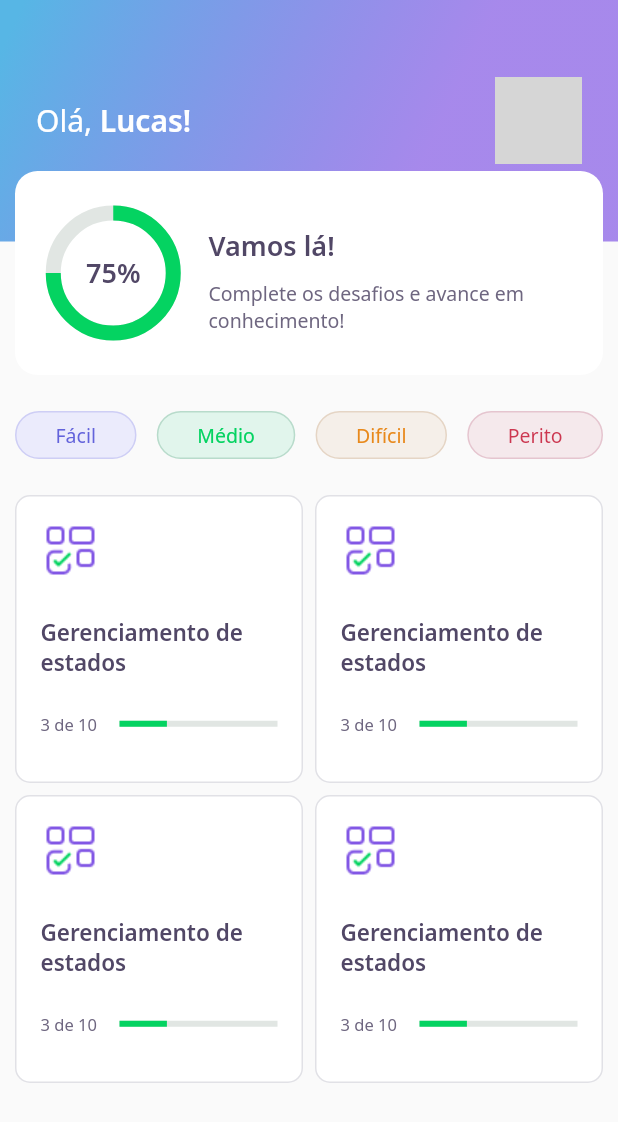
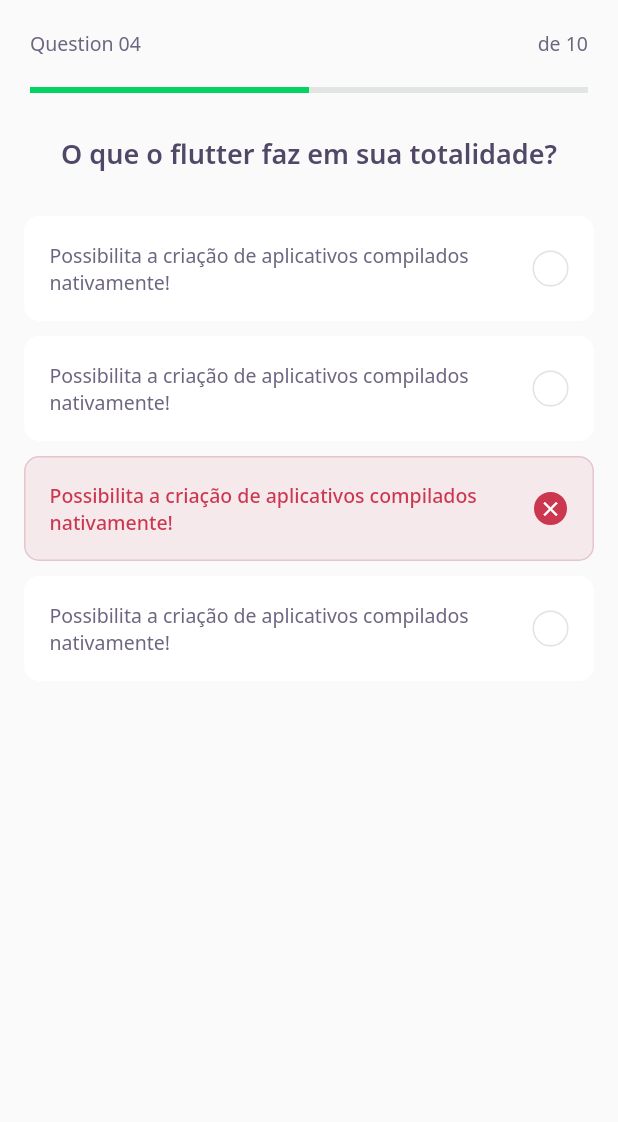
Before and after one commit to lguisantos/NLW-Flutter, a Flutter app: the screen it shows after launch, on a phone screen of 412 x 824 dp. Shown: the top 1122 px of the screen. Run offline on Flutter 3.47's test engine with Material 2 defaults, Android fonts, the phone set to English and light mode, and no system bars; our stand-ins replace google_fonts; grey boxes are pictures that could not be loaded.

Commit message:
adicionando tela de questões

```diff
--- /dev/null
+++ b/lib/challenge/challenge_page.dart
@@ -0,0 +1,21 @@
+import 'package:flutter/material.dart';
+import 'package:nlw/challenge/widgets/question_indicator.dart';
+import 'package:nlw/challenge/widgets/quiz.dart';
+
+class ChallengePageWidget extends StatefulWidget {
+  @override
+  _ChallengePageWidgetState createState() => _ChallengePageWidgetState();
+}
+
+class _ChallengePageWidgetState extends State<ChallengePageWidget> {
+  @override
+  Widget build(BuildContext context) {
+    return Scaffold(
+      appBar: PreferredSize(
+        preferredSize: Size.fromHeight(90),
+        child: SafeArea(top: true, child: QuestionIndicatorWidget()),
+      ),
+      body: QuizWidget(title: "O que o flutter faz em sua totalidade?"),
+    );
+  }
+}
--- /dev/null
+++ b/lib/challenge/widgets/answer.dart
@@ -0,0 +1,73 @@
+import 'package:flutter/material.dart';
+import 'package:nlw/core/app_colors.dart';
+import 'package:nlw/core/app_text_styles.dart';
+
+class AnswerWidget extends StatelessWidget {
+  final String title;
+  final bool isRight;
+  final bool isSelected;
+  AnswerWidget({@required this.title, this.isRight, this.isSelected});
+
+  Color get _selectedColorRight =>
+      isRight ? AppColors.darkGreen : AppColors.darkRed;
+
+  Color get _selectedBorderRight =>
+      isRight ? AppColors.lightGreen : AppColors.lightRed;
+
+  Color get _selectedColorCardRight =>
+      isRight ? AppColors.lightGreen : AppColors.lightRed;
+
+  Color get _selectedBorderCardRight =>
+      isRight ? AppColors.green : AppColors.red;
+
+  TextStyle get _selectedTextStyleRight =>
+      isRight ? AppTextStyles.bodyDarkGreen : AppTextStyles.bodyDarkRed;
+
+  IconData get _selectedIconRight => isRight ? Icons.check : Icons.close;
+
+  @override
+  Widget build(BuildContext context) {
+    return Padding(
+      padding: EdgeInsets.symmetric(horizontal: 16, vertical: 5),
+      child: Container(
+        padding: EdgeInsets.all(16),
+        decoration: BoxDecoration(
+          color: isSelected ? _selectedColorCardRight : AppColors.white,
+          borderRadius: BorderRadius.circular(10),
+          border: Border.fromBorderSide(BorderSide(
+            color: isSelected ? _selectedBorderCardRight : AppColors.white,
+          )),
+        ),
+        child: Row(
+          mainAxisAlignment: MainAxisAlignment.spaceBetween,
+          children: [
+            Expanded(
+              child: Text(
+                title,
+                style: isSelected ? _selectedTextStyleRight : AppTextStyles.body,
+              ),
+            ),
+            Container(
+              width: 24,
+              height: 24,
+              decoration: BoxDecoration(
+                color: isSelected ? _selectedColorRight : AppColors.white,
+                borderRadius: BorderRadius.circular(100),
+                border: Border.fromBorderSide(
+                  BorderSide(
+                      color:
+                          isSelected ? _selectedBorderRight : AppColors.border),
+                ),
+              ),
+              child: isSelected ? Icon(
+                _selectedIconRight,
+              size: 16,
+              color: AppColors.white,
+            ) : null,
+            )
+          ],
+        ),
+      ),
+    );
+  }
+}
--- /dev/null
+++ b/lib/challenge/widgets/question_indicator.dart
@@ -0,0 +1,26 @@
+import 'package:flutter/material.dart';
+import 'package:nlw/core/app_text_styles.dart';
+import 'package:nlw/shared/progress_indicator/progress_indicator.dart';
+
+class QuestionIndicatorWidget extends StatelessWidget {
+  @override
+  Widget build(BuildContext context) {
+    return Container(
+      padding: EdgeInsets.symmetric(horizontal: 20),
+      child: Column(
+        children: [
+          SizedBox(height: 20),
+          Row(
+            mainAxisAlignment: MainAxisAlignment.spaceBetween,
+            children: [
+              Text("Question 04", style: AppTextStyles.body),
+              Text("de 10", style: AppTextStyles.body),
+            ],
+          ),
+          SizedBox(height: 20),
+          ProgressIndicatorWidget(value: 0.5)
+        ],
+      ),
+    );
+  }
+}
--- /dev/null
+++ b/lib/challenge/widgets/quiz.dart
@@ -0,0 +1,44 @@
+import 'package:flutter/material.dart';
+import 'package:nlw/challenge/widgets/answer.dart';
+import 'package:nlw/core/app_text_styles.dart';
+
+class QuizWidget extends StatelessWidget {
+  final String title;
+  QuizWidget({@required this.title});
+
+  @override
+  Widget build(BuildContext context) {
+    return Container(
+      child: Column(
+        children: [
+          Text(title, style: AppTextStyles.heading),
+          SizedBox(height: 24),
+          AnswerWidget(
+            isRight: false,
+            isSelected: false,
+            title:
+                "Possibilita a criação de aplicativos compilados nativamente!",
+          ),
+          AnswerWidget(
+            isRight: false,
+            isSelected: false,
+            title:
+                "Possibilita a criação de aplicativos compilados nativamente!",
+          ),
+          AnswerWidget(
+            isRight: false,
+            isSelected: true,
+            title:
+                "Possibilita a criação de aplicativos compilados nativamente!",
+          ),
+          AnswerWidget(
+            isRight: false,
+            isSelected: false,
+            title:
+                "Possibilita a criação de aplicativos compilados nativamente!",
+          ),
+        ],
+      ),
+    );
+  }
+}
--- a/lib/core/app_widget.dart
+++ b/lib/core/app_widget.dart
@@ -1,4 +1,6 @@
 import 'package:flutter/material.dart';
+import 'package:nlw/challenge/challenge_page.dart';
+import 'package:nlw/home/home_page.dart';
 import 'package:nlw/splash/splash_page.dart';
 
 class AppWidget extends StatelessWidget {
@@ -6,7 +8,7 @@ class AppWidget extends StatelessWidget {
   Widget build(BuildContext context) {
     return MaterialApp(
       title: "DevQuiz",
-      home: SplashPage(),
+      home: ChallengePageWidget(),
     );
   }
 }
--- a/lib/home/widgets/quiz_card/quiz_card.dart
+++ b/lib/home/widgets/quiz_card/quiz_card.dart
@@ -2,6 +2,7 @@ import 'package:flutter/material.dart';
 import 'package:nlw/core/app_colors.dart';
 import 'package:nlw/core/app_images.dart';
 import 'package:nlw/core/app_text_styles.dart';
+import 'package:nlw/shared/progress_indicator/progress_indicator.dart';
 
 class QuizCardWidget extends StatelessWidget {
   @override
@@ -40,12 +41,7 @@ class QuizCardWidget extends StatelessWidget {
               ),
               Expanded(
                 flex: 2,
-                child: LinearProgressIndicator(
-                  value: 0.3,
-                  backgroundColor: AppColors.chartSecondary,
-                  valueColor:
-                      AlwaysStoppedAnimation<Color>(AppColors.chartPrimary),
-                ),
+                child: ProgressIndicatorWidget(value: 0.2,)
               )
             ],
           ),
--- a/lib/main.dart
+++ b/lib/main.dart
@@ -1,8 +1,10 @@
 import 'package:flutter/material.dart';
-import 'package:nlw/home/home_page.dart';
+import 'package:nlw/core/app_widget.dart';
 
 void main() {
-  runApp(MaterialApp(
-    home: HomePage(),
-  ));
+  runApp(
+    MaterialApp(
+      home: AppWidget(),
+    ),
+  );
 }
--- /dev/null
+++ b/lib/shared/progress_indicator/progress_indicator.dart
@@ -0,0 +1,16 @@
+import 'package:flutter/material.dart';
+import 'package:nlw/core/app_colors.dart';
+
+class ProgressIndicatorWidget extends StatelessWidget {
+  final double value;
+  ProgressIndicatorWidget({ @required this.value});
+
+  @override
+  Widget build(BuildContext context) {
+    return LinearProgressIndicator(
+      value: value,
+      backgroundColor: AppColors.chartSecondary,
+      valueColor: AlwaysStoppedAnimation<Color>(AppColors.chartPrimary),
+    );
+  }
+}
```
